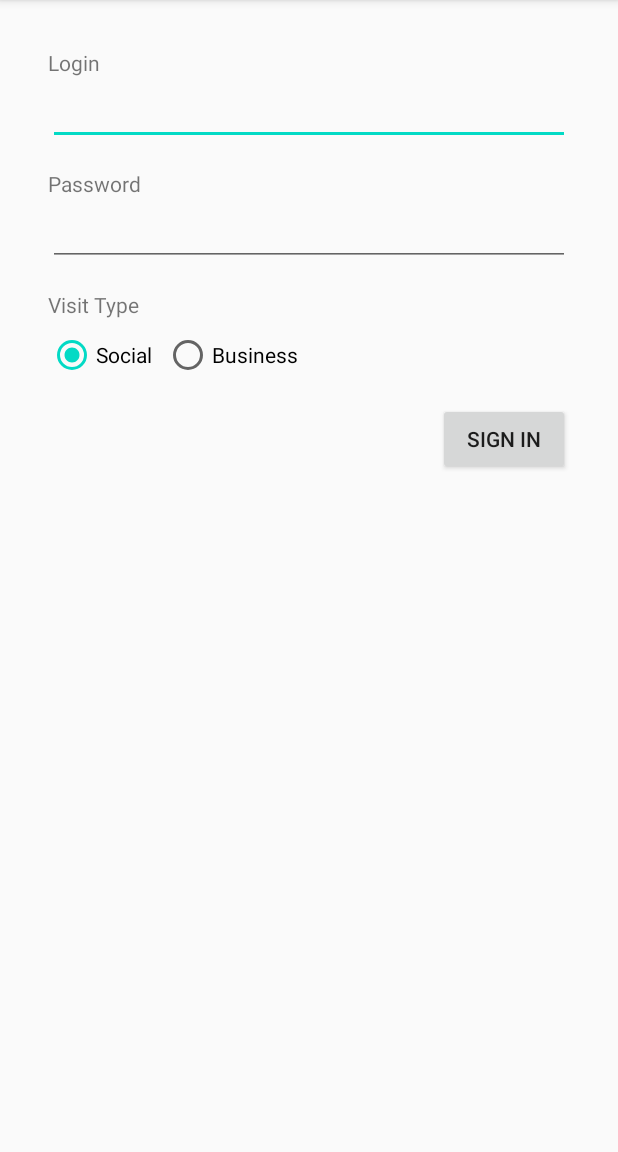
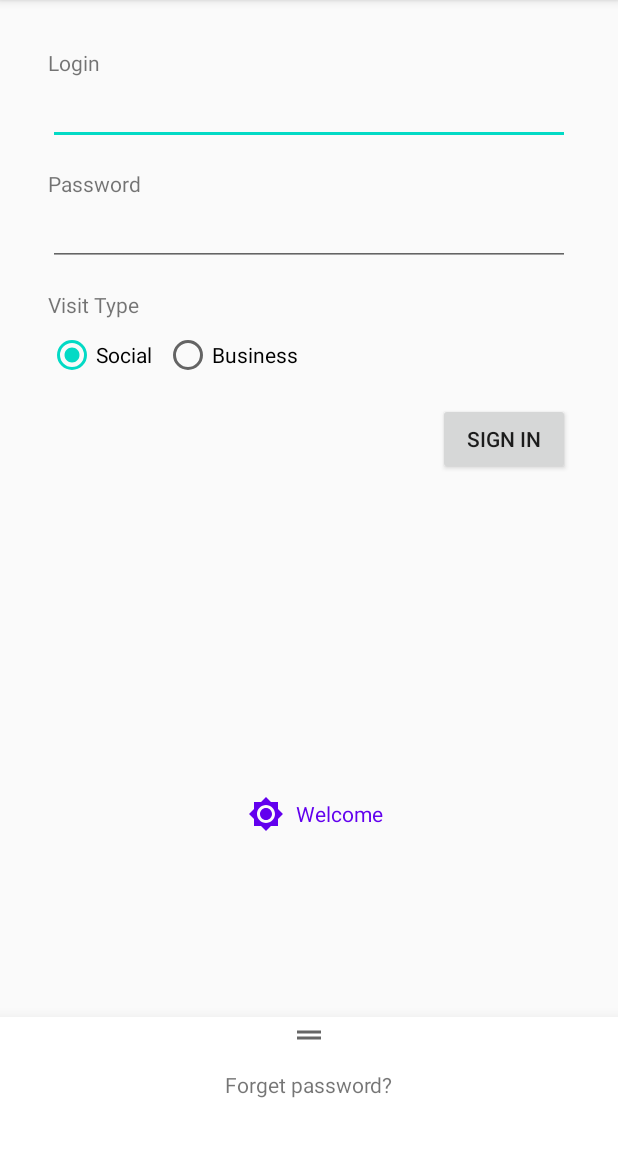
Before and after one commit to AlexeyKatsuro/ThemeStyleSample, an Android app: the screen it shows after launch (MainActivity), on a phone screen of 412 x 824 dp, the part 84-1236 px from its top. Run offline under Robolectric (Android 15) with nearby library versions, the phone set to English and light mode, and no system bars.

Commit message:
Add welcome view

```diff
--- /dev/null
+++ b/app/src/main/java/com/alexeykatsuro/themestylesample/WelcomeView.kt
@@ -0,0 +1,61 @@
+package com.alexeykatsuro.themestylesample
+
+import android.content.Context
+import android.content.res.ColorStateList
+import android.graphics.Color
+import android.graphics.drawable.Drawable
+import android.util.AttributeSet
+import android.widget.ImageView
+import android.widget.TextView
+import androidx.annotation.ColorInt
+import androidx.appcompat.widget.LinearLayoutCompat
+import androidx.core.widget.ImageViewCompat
+
+
+class WelcomeView @JvmOverloads constructor(
+    context: Context,
+    attrs: AttributeSet? = null,
+    defStyleAttr: Int = 0
+) : LinearLayoutCompat(context, attrs, defStyleAttr) {
+
+    private val textView by lazy { findViewById<TextView>(R.id.text) }
+    private val imageView by lazy { findViewById<ImageView>(R.id.image) }
+
+    var icon: Drawable? = null
+        set(value) {
+            field = value
+            imageView.setImageDrawable(value)
+        }
+    var text: String? = null
+        set(value) {
+            field = value
+            textView.text = text
+        }
+    @ColorInt var textColor: Int = Color.BLACK
+        set(value) {
+            field = value
+            textView.setTextColor(value)
+        }
+
+    init {
+        inflate(context, R.layout.view_welcome, this)
+        // Load attributes
+        val a = context.obtainStyledAttributes(
+            attrs, R.styleable.WelcomeView, defStyleAttr, 0
+        )
+
+        text = a.getString(R.styleable.WelcomeView_text)
+        icon = a.getDrawable(R.styleable.WelcomeView_img)
+        textColor = a.getColor(R.styleable.WelcomeView_android_textColor, Color.BLACK)
+
+        if (a.hasValue(R.styleable.WelcomeView_imgTint)) {
+           setImageTint(a.getColor(R.styleable.WelcomeView_imgTint, Color.BLACK))
+        }
+
+        a.recycle()
+    }
+
+    fun setImageTint(@ColorInt tint: Int){
+        ImageViewCompat.setImageTintList(imageView, ColorStateList.valueOf(tint))
+    }
+}
--- /dev/null
+++ b/app/src/main/res/drawable/ic_sun.xml
@@ -0,0 +1,10 @@
+<vector xmlns:android="http://schemas.android.com/apk/res/android"
+    android:width="24dp"
+    android:height="24dp"
+    android:viewportWidth="24"
+    android:viewportHeight="24"
+    android:tint="?attr/colorControlNormal">
+  <path
+      android:fillColor="@android:color/white"
+      android:pathData="M20,8.69L20,4h-4.69L12,0.69 8.69,4L4,4v4.69L0.69,12 4,15.31L4,20h4.69L12,23.31 15.31,20L20,20v-4.69L23.31,12 20,8.69zM12,18c-3.31,0 -6,-2.69 -6,-6s2.69,-6 6,-6 6,2.69 6,6 -2.69,6 -6,6zM12,8c-2.21,0 -4,1.79 -4,4s1.79,4 4,4 4,-1.79 4,-4 -1.79,-4 -4,-4z"/>
+</vector>
--- a/app/src/main/res/layout/activity_main.xml
+++ b/app/src/main/res/layout/activity_main.xml
@@ -108,7 +108,19 @@
             app:layout_constraintEnd_toEndOf="parent"
             app:layout_constraintTop_toBottomOf="@+id/group_visit_type" />
 
+        <com.alexeykatsuro.themestylesample.WelcomeView
+            android:layout_width="wrap_content"
+            android:layout_height="wrap_content"
+            android:textColor="@color/colorPrimary"
+            app:imgTint="@color/colorPrimary"
+            app:img="@drawable/ic_sun"
+            app:layout_constraintBottom_toBottomOf="parent"
+            app:layout_constraintEnd_toEndOf="parent"
+            app:layout_constraintStart_toStartOf="parent"
+            app:layout_constraintTop_toBottomOf="@+id/button"
+            app:text="@string/welcome" />
+
     </androidx.constraintlayout.widget.ConstraintLayout>
 
-    <!--    <include layout="@layout/bottom_sheet_forget_password"/>-->
+   <include layout="@layout/bottom_sheet_forget_password"/>
 </androidx.coordinatorlayout.widget.CoordinatorLayout>
--- /dev/null
+++ b/app/src/main/res/layout/view_welcome.xml
@@ -0,0 +1,22 @@
+<LinearLayout xmlns:android="http://schemas.android.com/apk/res/android"
+    xmlns:tools="http://schemas.android.com/tools"
+    android:layout_width="match_parent"
+    android:layout_height="wrap_content">
+
+    <ImageView
+        android:id="@+id/image"
+        android:layout_width="wrap_content"
+        android:layout_height="wrap_content"
+        android:minWidth="24dp"
+        android:minHeight="24dp"
+        android:padding="8dp"
+        tools:src="@android:drawable/ic_input_add" />
+
+    <TextView
+        android:id="@+id/text"
+        android:layout_width="wrap_content"
+        android:layout_height="wrap_content"
+        android:layout_gravity="center"
+        tools:text="@string/app_name" />
+
+</LinearLayout>
--- /dev/null
+++ b/app/src/main/res/values/attrs_welcome_view.xml
@@ -0,0 +1,8 @@
+<resources>
+    <declare-styleable name="WelcomeView">
+        <attr name="android:textColor" />
+        <attr name="img" format="color|reference" />
+        <attr name="imgTint" format="color" />
+        <attr name="text" format="string" />
+    </declare-styleable>
+</resources>
--- a/app/src/main/res/values/strings.xml
+++ b/app/src/main/res/values/strings.xml
@@ -1,5 +1,6 @@
 <resources>
     <string name="app_name">ThemeStyleSample</string>
+    <string name="welcome">Welcome</string>
 
     <string name="login">Login</string>
     <string name="password">Password</string>
```
